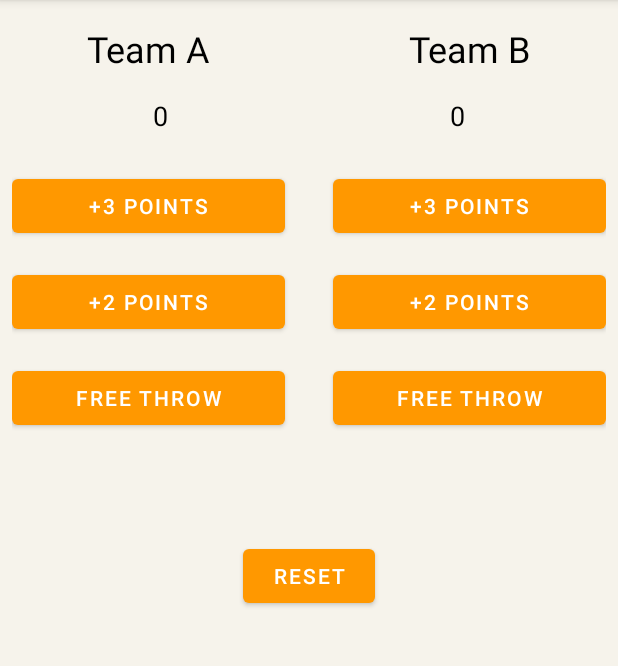
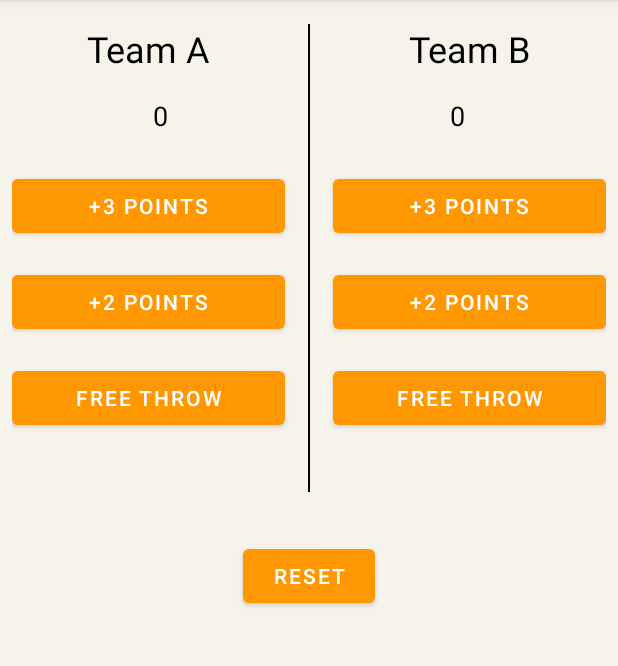
Before and after one commit to mitali-1703/ScoreKeeper, an Android app: the screen it shows after launch (MainActivity), on a phone screen of 412 x 824 dp, the part 84-750 px from its top. Run offline under Robolectric (Android 15) with nearby library versions, the phone set to English and light mode, and no system bars; Roboto replaces fonts that are not available here.

Commit message:
Added a divider

```diff
--- a/app/src/main/res/layout/activity_main.xml
+++ b/app/src/main/res/layout/activity_main.xml
@@ -163,4 +163,16 @@
         app:layout_constraintStart_toStartOf="parent"
         app:layout_constraintTop_toTopOf="parent" />
 
+    <View
+        android:id="@+id/divider2"
+        android:layout_width="1dp"
+        android:layout_height="0dp"
+        android:layout_marginTop="8dp"
+        android:layout_marginBottom="32dp"
+        android:background="@color/black"
+        app:layout_constraintBottom_toTopOf="@+id/reset"
+        app:layout_constraintEnd_toEndOf="parent"
+        app:layout_constraintStart_toStartOf="parent"
+        app:layout_constraintTop_toTopOf="parent" />
+
 </androidx.constraintlayout.widget.ConstraintLayout>
```
